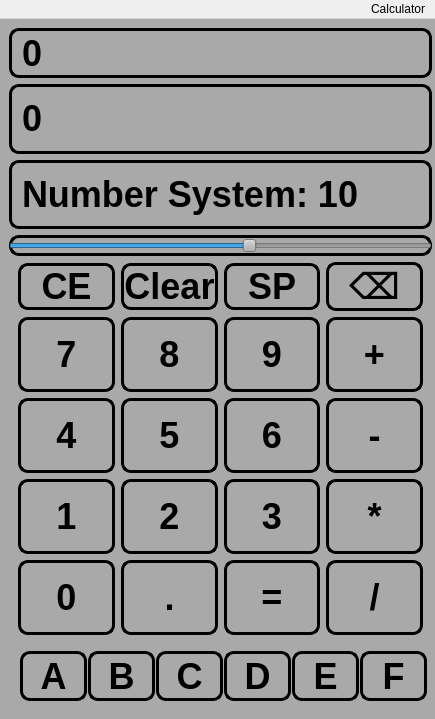
Before: the Qt Designer form UI/calculator.ui in m1n1tea/forth_semester, drawn with Qt 5.
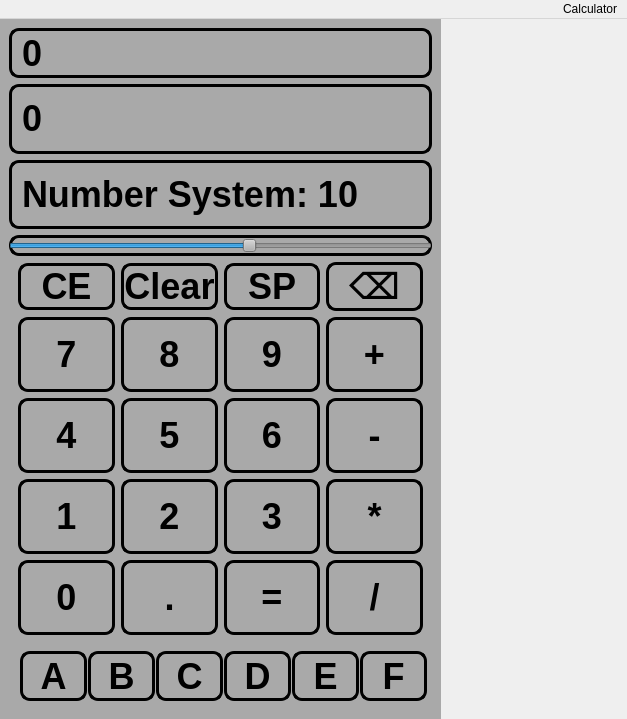
After: the same form once the commit is applied.

Commit message: renamed ui elements

Diff of the .ui file:
```diff
--- a/UI/calculator.ui
+++ b/UI/calculator.ui
@@ -6,7 +6,7 @@
    <rect>
     <x>0</x>
     <y>0</y>
-    <width>435</width>
+    <width>627</width>
     <height>719</height>
    </rect>
   </property>
@@ -672,7 +672,7 @@
     <rect>
      <x>0</x>
      <y>0</y>
-     <width>435</width>
+     <width>627</width>
      <height>26</height>
     </rect>
    </property>
```
Left out of the diff: 54 changed lines with no effect on the pictures.
